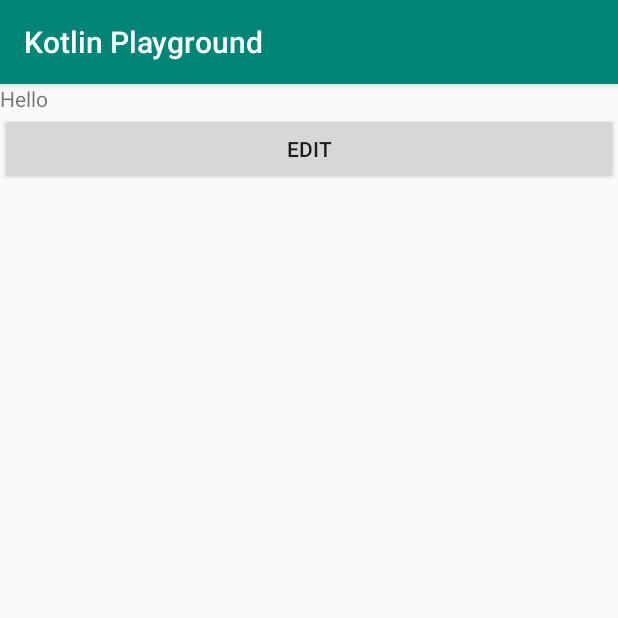
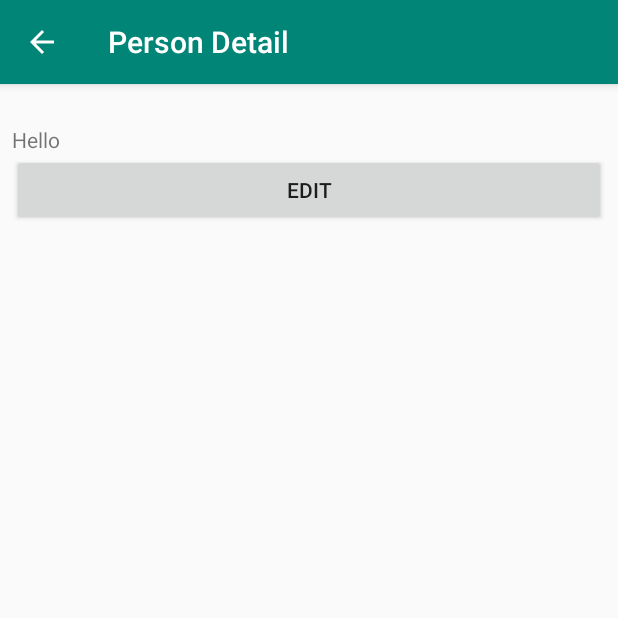
Before and after one commit to showcheap/android-jetpack-playground, an Android app: the screen it shows after launch (DetailActivity), after a tap on an icon or button, on a phone screen of 412 x 824 dp, the top half of it. Run offline under Robolectric (Android 15) with nearby library versions, the phone set to English and light mode, and no system bars; our stand-ins replace Room's generated code; 2 statements that could not run were skipped; 1 other tap on this screen came first.

Commit message:
Detail fragment

```diff
--- a/app/src/main/java/net/sucipto/kotlinplayground/ui/detail/DetailActivity.kt
+++ b/app/src/main/java/net/sucipto/kotlinplayground/ui/detail/DetailActivity.kt
@@ -1,6 +1,7 @@
 package net.sucipto.kotlinplayground.ui.detail
 
 import android.os.Bundle
+import android.view.MenuItem
 import androidx.appcompat.app.AppCompatActivity
 import androidx.navigation.NavController
 import androidx.navigation.findNavController
@@ -14,7 +15,25 @@ class DetailActivity : AppCompatActivity() {
         super.onCreate(savedInstanceState)
         setContentView(R.layout.activity_detail)
 
-        findNavController(R.id.nav_host_detail).setGraph(R.navigation.nav_detail, intent.extras)
+        navController = findNavController(R.id.nav_host_detail)
+        navController.setGraph(R.navigation.nav_detail, intent.extras)
+
+//        NavigationUI.setupActionBarWithNavController(this, navController)
+        supportActionBar?.setDisplayHomeAsUpEnabled(true)
+
 
     }
+
+    override fun onOptionsItemSelected(item: MenuItem): Boolean {
+        when (item.itemId) {
+            android.R.id.home -> {
+                if(!navController.navigateUp()){
+                    finish()
+                }
+
+                return true
+            }
+        }
+        return super.onOptionsItemSelected(item)
+    }
 }
--- a/app/src/main/java/net/sucipto/kotlinplayground/ui/detail/DetailFragment.kt
+++ b/app/src/main/java/net/sucipto/kotlinplayground/ui/detail/DetailFragment.kt
@@ -39,7 +39,10 @@ class DetailFragment : Fragment() {
 
         viewModel.getPerson(args.personId).observe(this, Observer {
             detail_text_name.text = it.name
+            detail_text_id.text = Integer.toString(it.id!!)
         })
+
+        (activity as DetailActivity).supportActionBar?.title = "Person Detail"
 
     }
 }
--- a/app/src/main/java/net/sucipto/kotlinplayground/ui/detail/EditFragment.kt
+++ b/app/src/main/java/net/sucipto/kotlinplayground/ui/detail/EditFragment.kt
@@ -25,6 +25,8 @@ class EditFragment : Fragment() {
 
     override fun onActivityCreated(savedInstanceState: Bundle?) {
         super.onActivityCreated(savedInstanceState)
+
+        (activity as DetailActivity).supportActionBar?.title = "Edit Person"
     }
 
 }
--- a/app/src/main/java/net/sucipto/kotlinplayground/ui/main/MainViewModel.kt
+++ b/app/src/main/java/net/sucipto/kotlinplayground/ui/main/MainViewModel.kt
@@ -3,6 +3,8 @@ package net.sucipto.kotlinplayground.ui.main
 import androidx.lifecycle.ViewModel
 import androidx.lifecycle.viewModelScope
 import kotlinx.coroutines.Dispatchers
+import kotlinx.coroutines.ExperimentalCoroutinesApi
+import kotlinx.coroutines.cancel
 import kotlinx.coroutines.launch
 import net.sucipto.kotlinplayground.data.PersonRepository
 import net.sucipto.kotlinplayground.entity.Person
@@ -11,6 +13,13 @@ class MainViewModel(private val repository: PersonRepository) : ViewModel() {
 
 
     val personList = repository.persons
+
+    @ExperimentalCoroutinesApi
+    override fun onCleared() {
+        super.onCleared()
+
+        viewModelScope.cancel()
+    }
 
     fun addPerson(person: Person) = viewModelScope.launch(Dispatchers.IO) {
         repository.add(person)
--- a/app/src/main/res/layout/detail_fragment.xml
+++ b/app/src/main/res/layout/detail_fragment.xml
@@ -5,8 +5,13 @@
     android:layout_width="match_parent"
     android:layout_height="match_parent"
     android:orientation="vertical"
+    android:padding="8dp"
     tools:context=".ui.detail.DetailFragment">
 
+    <TextView
+        android:id="@+id/detail_text_id"
+        android:layout_width="match_parent"
+        android:layout_height="wrap_content" />
     <TextView
         android:id="@+id/detail_text_name"
         android:layout_width="match_parent"
--- a/app/src/main/res/navigation/nav_detail.xml
+++ b/app/src/main/res/navigation/nav_detail.xml
@@ -8,7 +8,7 @@
     <fragment
         android:id="@+id/detailFragment"
         android:name="net.sucipto.kotlinplayground.ui.detail.DetailFragment"
-        android:label="detail_fragment"
+        android:label="Detail Fragment"
         tools:layout="@layout/detail_fragment" >
         <argument
             android:name="personId"
@@ -21,6 +21,6 @@
     <fragment
         android:id="@+id/editFragment"
         android:name="net.sucipto.kotlinplayground.ui.detail.EditFragment"
-        android:label="edit_fragment"
+        android:label="Edit Fragment"
         tools:layout="@layout/edit_fragment" />
 </navigation>
```
